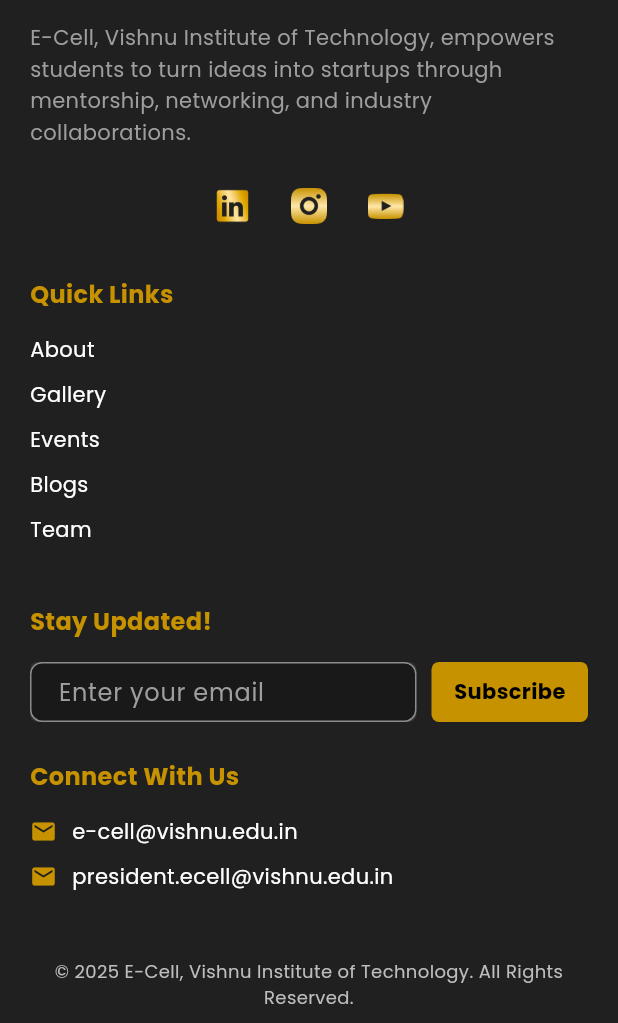
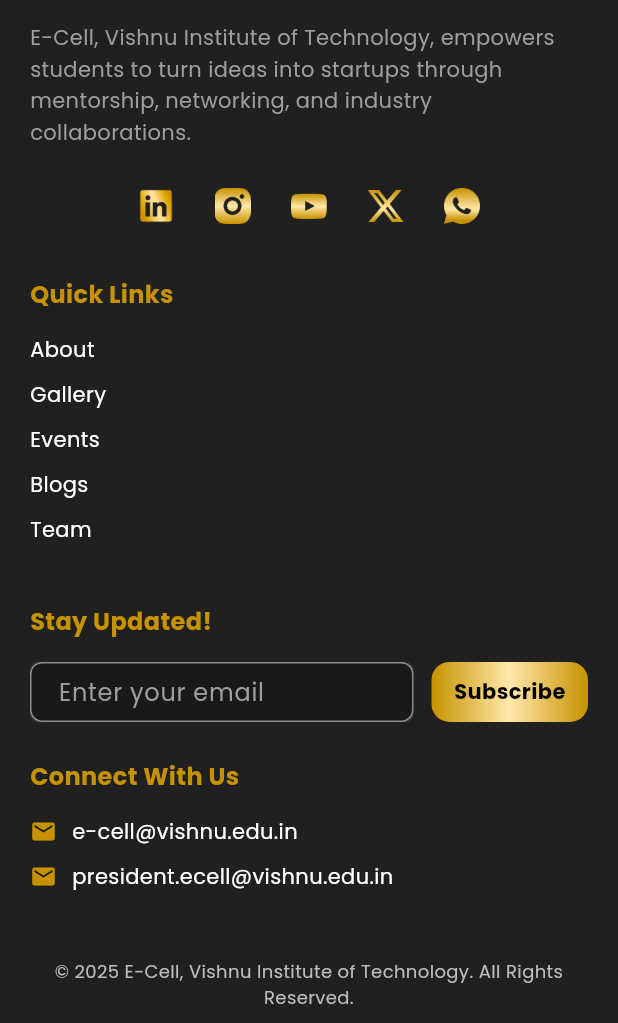
Before and after one commit to E-Cell-VITB/e_cell_website, a Flutter app: the screen it shows after launch, scrolled down 1728 dp, on a phone screen of 412 x 824 dp, the part 213-1236 px from its top. Run offline on Flutter 3.47's test engine with Material 3 defaults, Android fonts, the phone set to English and light mode, and no system bars; our stand-ins replace cached_network_image, cloud_firestore, firebase_core, go_router, google_fonts, visibility_detector; accounts and stored records are empty.

Commit message:
feat: add social media icons for Twitter and WhatsApp; update footer design

```diff
--- a/lib/widgets/footer.dart
+++ b/lib/widgets/footer.dart
@@ -190,6 +190,12 @@ mentorship, networking, and industry collaborations.""",
         const SizedBox(width: 15),
         _socialIcon(
             'assets/icons/youtube.png', 'https://www.youtube.com/@ECellVITB'),
+        const SizedBox(width: 15),
+        _socialIcon(
+            'assets/icons/twitter.png', 'https://www.youtube.com/@ECellVITB'),
+        const SizedBox(width: 15),
+        _socialIcon('assets/icons/whatsapp.png',
+            'https://whatsapp.com/channel/0029VatSc1XGufJ2ObNHI33M'),
       ],
     );
   }
@@ -282,13 +288,13 @@ mentorship, networking, and industry collaborations.""",
             ),
           ),
         ),
-        const SizedBox(width: 10),
+        const SizedBox(width: 12),
         Container(
           height: 40,
           padding: const EdgeInsets.symmetric(horizontal: 15),
           decoration: BoxDecoration(
-            color: const Color(0xFFC79200),
-            borderRadius: BorderRadius.circular(5),
+            gradient: const LinearGradient(colors: linerGradient),
+            borderRadius: BorderRadius.circular(12),
           ),
           child: const Center(
             child: Text(
```
Also changed, not shown: assets/icons/twitter.png (added), assets/icons/whatsapp.png (added).
